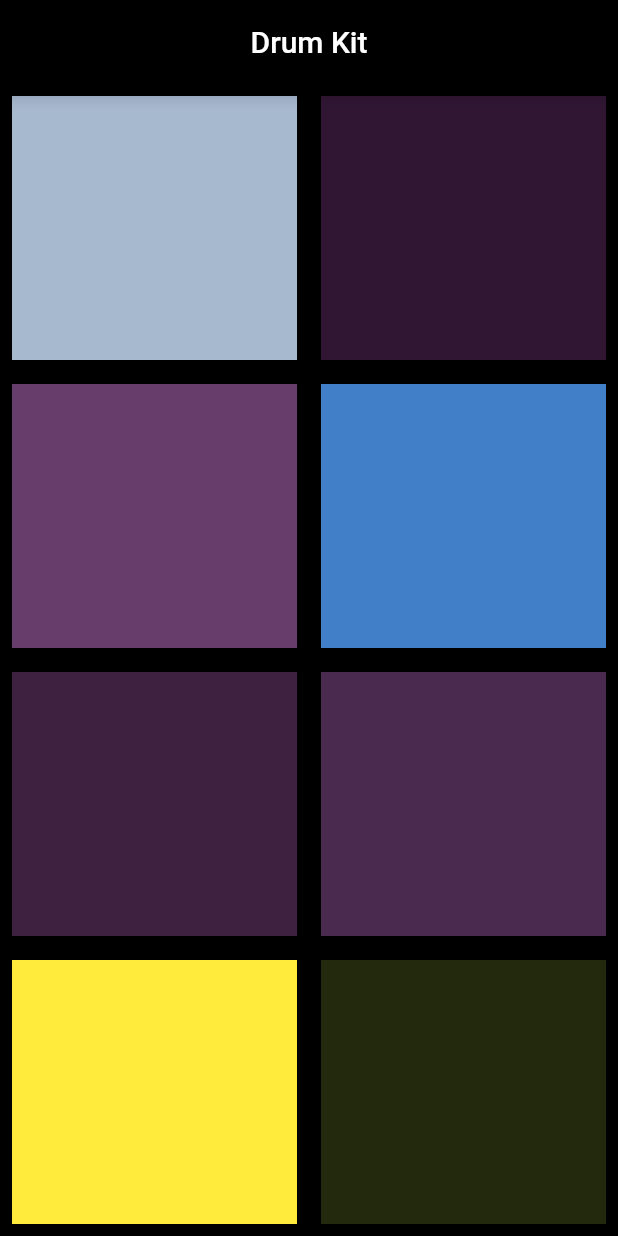
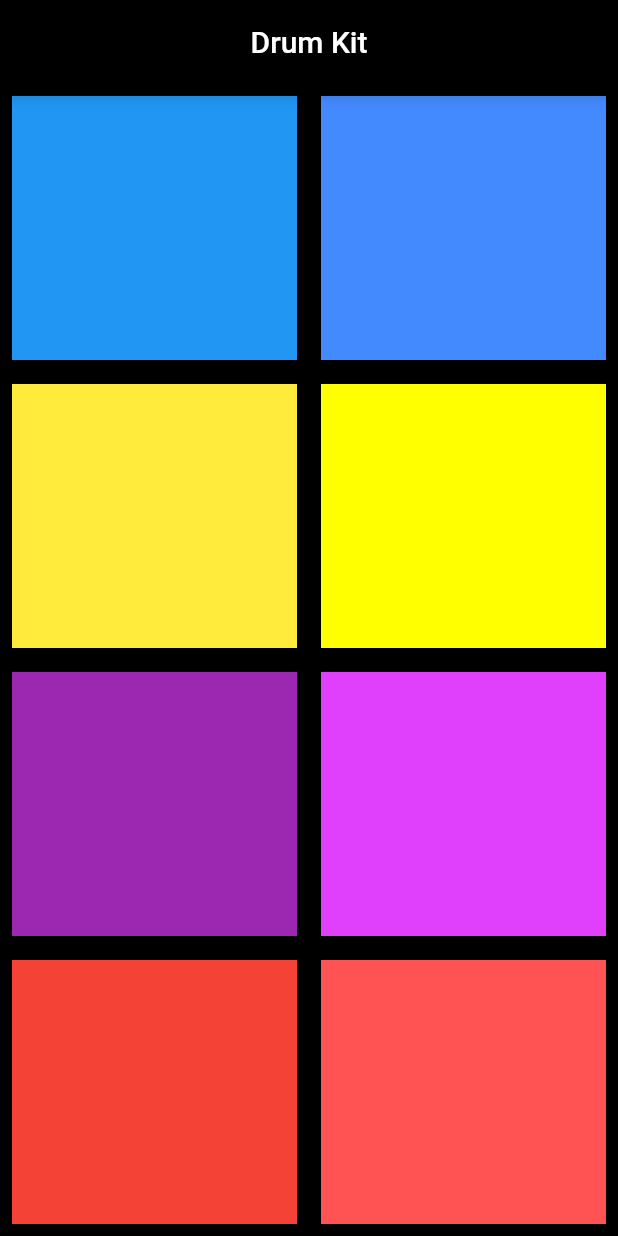
Before and after one commit to mercoski/FlutterProjects, a Flutter app: the screen it shows after launch, on a phone screen of 412 x 824 dp. Run offline on Flutter 3.47's test engine with Material 2 defaults, Android fonts, the light colour scheme and no system bars; our stand-ins replace audioplayers, google_fonts.

Commit message:
Update main.dart

```diff
--- a/drumkit_app/lib/main.dart
+++ b/drumkit_app/lib/main.dart
@@ -1,4 +1,4 @@
-// ignore_for_file: prefer_const_constructors
+// ignore_for_file: prefer_const_constructors, non_constant_identifier_names
 
 import 'package:flutter/material.dart';
 import 'package:audioplayers/audioplayers.dart';
@@ -42,30 +42,10 @@ class _DrumKitState extends State<DrumKit> {
                 child: Row(
                   children: [
                     Expanded(
-                      child: TextButton(
-                        onPressed: () {
-                          oynatici.play('oobah.wav');
-                        },
-                        style: TextButton.styleFrom(padding: EdgeInsets.all(8)),
-                        child: Container(
-                          width: double.maxFinite,
-                          height: double.maxFinite,
-                          color: Color(0xffA7B9CF),
-                        ),
-                      ),
+                      child: HitButton('bip', Colors.blue),
                     ),
                     Expanded(
-                      child: TextButton(
-                        onPressed: () {
-                          oynatici.play('how.wav');
-                        },
-                        style: TextButton.styleFrom(padding: EdgeInsets.all(8)),
-                        child: Container(
-                          width: double.maxFinite,
-                          height: double.maxFinite,
-                          color: Color(0xff301633),
-                        ),
-                      ),
+                      child: HitButton('bongo', Colors.blueAccent),
                     ),
                   ],
                 ),
@@ -74,30 +54,10 @@ class _DrumKitState extends State<DrumKit> {
                 child: Row(
                   children: [
                     Expanded(
-                      child: TextButton(
-                        onPressed: () {
-                          oynatici.play('bongo.wav');
-                        },
-                        style: TextButton.styleFrom(padding: EdgeInsets.all(8)),
-                        child: Container(
-                          width: double.maxFinite,
-                          height: double.maxFinite,
-                          color: Color(0xff663D6B),
-                        ),
-                      ),
+                      child: HitButton('clap1', Colors.yellow),
                     ),
                     Expanded(
-                      child: TextButton(
-                        onPressed: () {
-                          oynatici.play('bip.wav');
-                        },
-                        style: TextButton.styleFrom(padding: EdgeInsets.all(8)),
-                        child: Container(
-                          width: double.maxFinite,
-                          height: double.maxFinite,
-                          color: Color(0xff427FC9),
-                        ),
-                      ),
+                      child: HitButton('clap2', Colors.yellowAccent),
                     ),
                   ],
                 ),
@@ -106,30 +66,10 @@ class _DrumKitState extends State<DrumKit> {
                 child: Row(
                   children: [
                     Expanded(
-                      child: TextButton(
-                        onPressed: () {
-                          oynatici.play('crash.wav');
-                        },
-                        style: TextButton.styleFrom(padding: EdgeInsets.all(8)),
-                        child: Container(
-                          width: double.maxFinite,
-                          height: double.maxFinite,
-                          color: Color(0xff3E2041),
-                        ),
-                      ),
+                      child: HitButton('clap3', Colors.purple),
                     ),
                     Expanded(
-                      child: TextButton(
-                        onPressed: () {
-                          oynatici.play('clap3.wav');
-                        },
-                        style: TextButton.styleFrom(padding: EdgeInsets.all(8)),
-                        child: Container(
-                          width: double.maxFinite,
-                          height: double.maxFinite,
-                          color: Color(0xff4B2A4F),
-                        ),
-                      ),
+                      child: HitButton('crash', Colors.purpleAccent),
                     ),
                   ],
                 ),
@@ -138,30 +78,10 @@ class _DrumKitState extends State<DrumKit> {
                 child: Row(
                   children: [
                     Expanded(
-                      child: TextButton(
-                        onPressed: () {
-                          oynatici.play('clap1.wav');
-                        },
-                        style: TextButton.styleFrom(padding: EdgeInsets.all(8)),
-                        child: Container(
-                          width: double.maxFinite,
-                          height: double.maxFinite,
-                          color: Colors.yellow,
-                        ),
-                      ),
+                      child: HitButton('ridebel', Colors.red),
                     ),
                     Expanded(
-                      child: TextButton(
-                        onPressed: () {
-                          oynatici.play('clap2.wav');
-                        },
-                        style: TextButton.styleFrom(padding: EdgeInsets.all(8)),
-                        child: Container(
-                          width: double.maxFinite,
-                          height: double.maxFinite,
-                          color: Color(0xff23290D),
-                        ),
-                      ),
+                      child: HitButton('woo', Colors.redAccent),
                     ),
                   ],
                 ),
@@ -172,4 +92,18 @@ class _DrumKitState extends State<DrumKit> {
       ),
     );
   }
+
+  TextButton HitButton(String ses, Color renk) {
+    return TextButton(
+      onPressed: () {
+        oynatici.play('$ses.wav');
+      },
+      style: TextButton.styleFrom(padding: EdgeInsets.all(8)),
+      child: Container(
+        width: double.maxFinite,
+        height: double.maxFinite,
+        color: renk,
+      ),
+    );
+  }
 }
```
